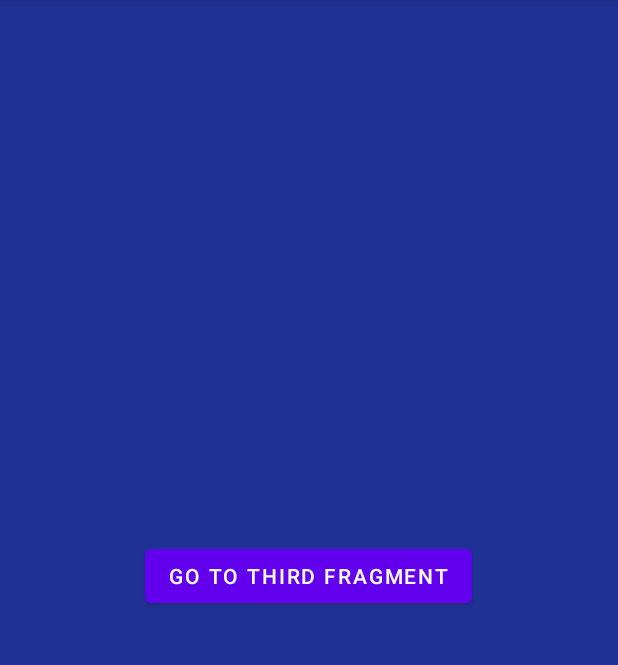
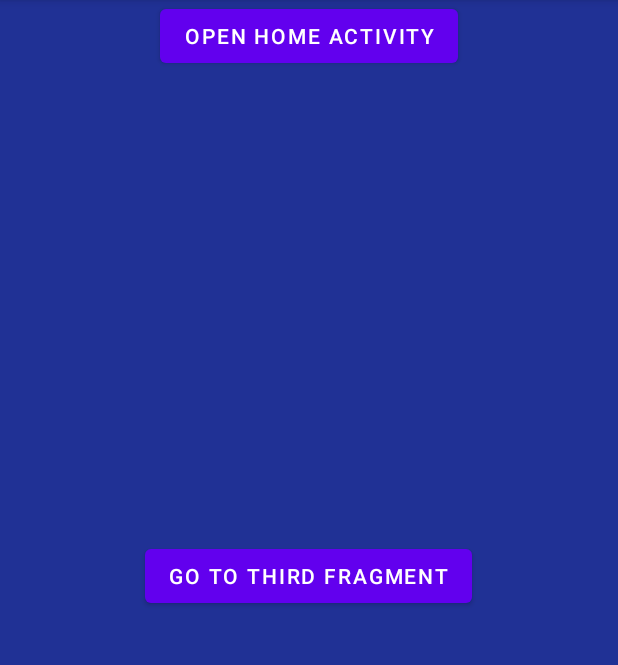
Before and after one commit to tarunsharmaa91/NavigationComponentSample, an Android app: the screen it shows after launch (MainActivity), after a tap on "GO TO SECOND FRAGMENT", on a phone screen of 412 x 824 dp, the part 84-749 px from its top. Run offline under Robolectric (Android 15) with nearby library versions, the phone set to English and light mode, and no system bars.

Commit message:
Added another activity and navigate to that

```diff
--- a/app/src/main/AndroidManifest.xml
+++ b/app/src/main/AndroidManifest.xml
@@ -9,7 +9,11 @@
         android:roundIcon="@mipmap/ic_launcher_round"
         android:supportsRtl="true"
         android:theme="@style/Theme.NavigationComponentSample">
-        <activity android:name=".MainActivity">
+        <activity
+            android:name=".Activity.Home"
+            android:label="@string/title_activity_home"
+            android:theme="@style/Theme.NavigationComponentSample.NoActionBar"></activity>
+        <activity android:name=".Activity.MainActivity">
             <intent-filter>
                 <action android:name="android.intent.action.MAIN" />
 
--- a/app/src/main/java/com/app/navigationcomponentsample/MainActivity.java
+++ b/app/src/main/java/com/app/navigationcomponentsample/Activity/MainActivity.java
@@ -1,8 +1,10 @@
-package com.app.navigationcomponentsample;
+package com.app.navigationcomponentsample.Activity;
 
 import androidx.appcompat.app.AppCompatActivity;
 
 import android.os.Bundle;
+
+import com.app.navigationcomponentsample.R;
 
 public class MainActivity extends AppCompatActivity {
 
--- a/app/src/main/java/com/app/navigationcomponentsample/SecondFragment.java
+++ b/app/src/main/java/com/app/navigationcomponentsample/SecondFragment.java
@@ -30,5 +30,10 @@ public class SecondFragment extends Fragment {
         button.setOnClickListener(view1 -> {
             navController.navigate(R.id.action_secondFragment_to_thirdFragment);
         });
+
+        Button to_activity = view.findViewById(R.id.to_activity);
+        to_activity.setOnClickListener(view1 -> {
+            navController.navigate(R.id.action_secondFragment_to_home2);
+        });
     }
 }
--- a/app/src/main/res/layout/activity_main.xml
+++ b/app/src/main/res/layout/activity_main.xml
@@ -4,7 +4,7 @@
     xmlns:tools="http://schemas.android.com/tools"
     android:layout_width="match_parent"
     android:layout_height="match_parent"
-    tools:context=".MainActivity">
+    tools:context=".Activity.MainActivity">
 
     <fragment
         android:id="@+id/fragment"
--- a/app/src/main/res/layout/fragment_second.xml
+++ b/app/src/main/res/layout/fragment_second.xml
@@ -14,4 +14,11 @@
         android:layout_centerInParent="true"
         android:text="Go To Third fragment" />
 
+    <Button
+        android:id="@+id/to_activity"
+        android:layout_width="wrap_content"
+        android:layout_height="wrap_content"
+       android:layout_centerHorizontal="true"
+        android:text="Open Home Activity" />
+
 </RelativeLayout>
--- a/app/src/main/res/navigation/nav_graph.xml
+++ b/app/src/main/res/navigation/nav_graph.xml
@@ -28,14 +28,22 @@
             app:enterAnim="@android:anim/fade_in"
             app:exitAnim="@anim/fragment_fade_exit"
             app:popUpTo="@id/firstFragment" />
+        <action
+            android:id="@+id/action_secondFragment_to_home2"
+            app:destination="@id/home2" />
     </fragment>
     <fragment
         android:id="@+id/thirdFragment"
         android:name="com.app.navigationcomponentsample.ThirdFragment"
         android:label="fragment_third"
-        tools:layout="@layout/fragment_third" >
+        tools:layout="@layout/fragment_third">
         <action
             android:id="@+id/action_thirdFragment_to_firstFragment"
             app:destination="@id/firstFragment" />
     </fragment>
+    <activity
+        android:id="@+id/home2"
+        android:name="com.app.navigationcomponentsample.Activity.Home"
+        android:label="activity_home"
+        tools:layout="@layout/activity_home" />
 </navigation>
--- a/app/src/main/res/values/dimens.xml
+++ b/app/src/main/res/values/dimens.xml
@@ -1,4 +1,5 @@
 <?xml version="1.0" encoding="utf-8"?>
 <resources>
     <dimen name="text_margin">16dp</dimen>
+    <dimen name="fab_margin">16dp</dimen>
 </resources>
--- a/app/src/main/res/values/themes.xml
+++ b/app/src/main/res/values/themes.xml
@@ -13,4 +13,13 @@
         <item name="android:statusBarColor" tools:targetApi="l">?attr/colorPrimaryVariant</item>
         <!-- Customize your theme here. -->
     </style>
+
+    <style name="Theme.NavigationComponentSample.NoActionBar">
+        <item name="windowActionBar">false</item>
+        <item name="windowNoTitle">true</item>
+    </style>
+
+    <style name="Theme.NavigationComponentSample.AppBarOverlay" parent="ThemeOverlay.AppCompat.Dark.ActionBar" />
+
+    <style name="Theme.NavigationComponentSample.PopupOverlay" parent="ThemeOverlay.AppCompat.Light" />
 </resources>
```
Also changed, not shown: app/src/main/res/values/strings.xml (+9 -0 lines).
